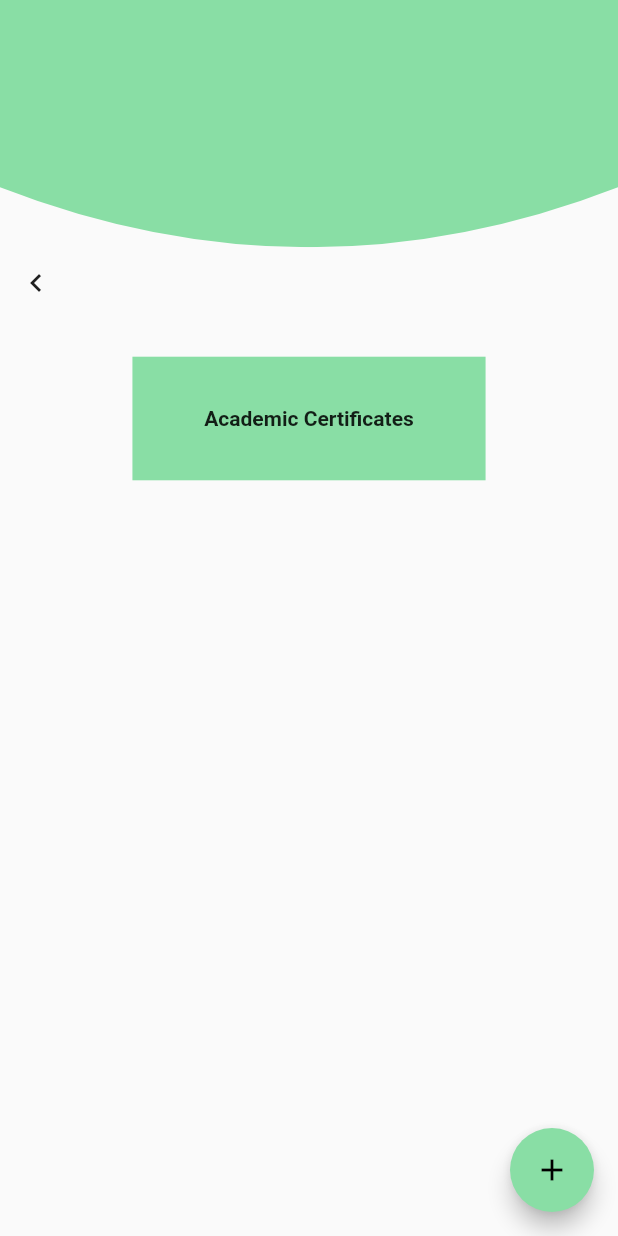
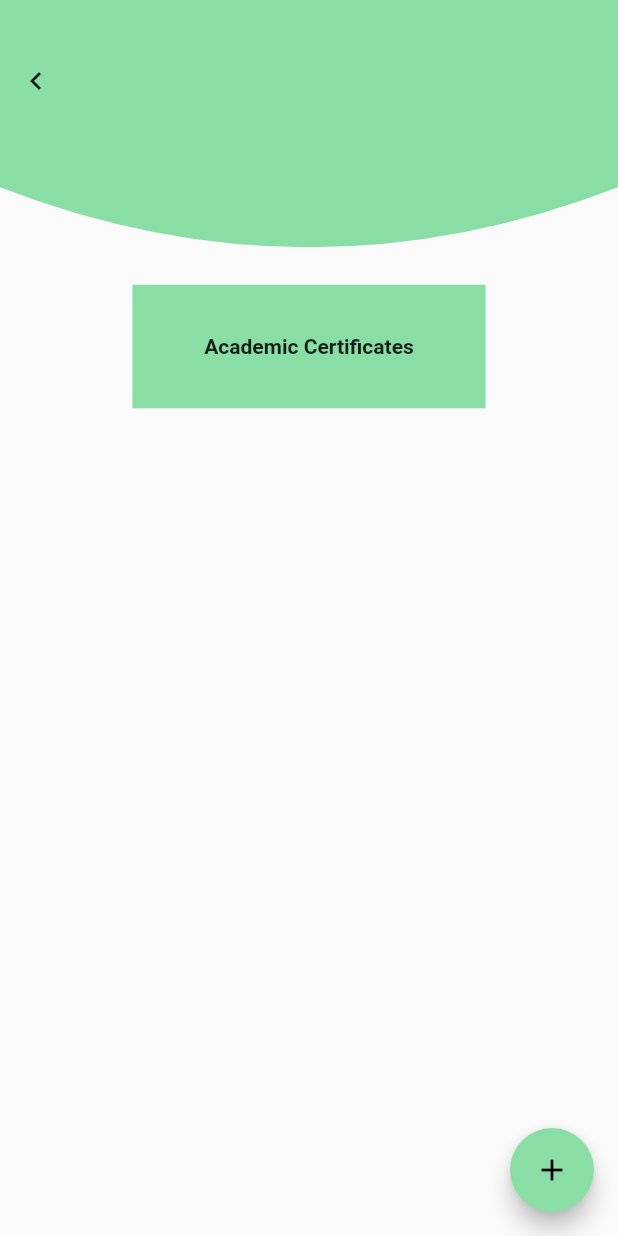
Before and after one commit to BJIT-RnD/HRIS, a Flutter app: the ProfileView screen opened directly, after a tap on "Academic Certificates", on a phone screen of 412 x 824 dp. Run offline on Flutter 3.47's test engine with Material 2 defaults, Android fonts, the phone set to English and light mode, and no system bars; our stand-ins replace firebase_core, firebase_messaging, flutter_local_notifications, get, image_picker, introduction_screen and 4 more; accounts and stored records are empty.

Commit message:
Resolved some UI issue in Academic Certificate View.

```diff
--- a/lib/main.dart
+++ b/lib/main.dart
@@ -8,13 +8,12 @@ import '../onboarding/onboarding_page.dart';
 import 'package:firebase_core/firebase_core.dart';
 import 'package:flutter/services.dart';
 
-//void main() => runApp(const App());
 void main() async {
   WidgetsFlutterBinding.ensureInitialized();
   await Firebase.initializeApp();
   await Future.delayed(const Duration(seconds: 1));
   await FirebaseAPI().initNotifications();
-  runApp(App());
+  runApp(const App());
 }
 
 class App extends StatelessWidget {
--- a/lib/view/academic_certificates_view.dart
+++ b/lib/view/academic_certificates_view.dart
@@ -16,15 +16,19 @@ class AcademicCertificateView extends StatelessWidget {
     return Scaffold(
       body: Column(
         children: [
+          Stack(
+            children: [
               RectangleWithEllipse(),
-          Align(
-            alignment: Alignment.topLeft,
+              Padding(
+                padding: const EdgeInsets.only(top: 30),
                 child: IconButton(
                   onPressed: () {
                     Get.off(const ProfileView());
                   },
                   icon: const Icon(Icons.navigate_before),
                 ),
+              ),
+            ],
           ),
           const SizedBox(
             height: 25,
--- a/lib/view/profile_view.dart
+++ b/lib/view/profile_view.dart
@@ -3,6 +3,7 @@ import 'package:get/get.dart';
 import 'package:navigation_demo/components/rectangle_with_ellipse.dart';
 import 'package:navigation_demo/components/rounded_button.dart';
 import 'package:navigation_demo/utils/colors/app_color.dart';
+import 'package:navigation_demo/utils/constant/constant.dart';
 import 'package:navigation_demo/view/academic_certificates_view.dart';
 import 'package:navigation_demo/view/signature_view.dart';
 
@@ -11,7 +12,6 @@ class ProfileView extends StatelessWidget {
 
   @override
   Widget build(BuildContext context) {
-    final profileImagePosition = MediaQuery.of(context).size;
     return Scaffold(
       body: Column(
         mainAxisSize: MainAxisSize.min,
@@ -21,15 +21,15 @@ class ProfileView extends StatelessWidget {
               RectangleWithEllipse(),
               Padding(
                 padding: EdgeInsets.only(
-                  top: profileImagePosition.height / 5 - 45,
-                  left: profileImagePosition.width / 4,
+                  top: displayHeight(context) / 5 - 45,
+                  left: displayWidth(context) / 4,
                 ),
                 child: Column(
                   mainAxisSize: MainAxisSize.min,
                   children: [
                     Container(
-                        height: profileImagePosition.width / 3.5,
-                        width: profileImagePosition.height / 3.5,
+                        height: displayWidth(context) / 3.5,
+                        width: displayHeight(context) / 3.5,
                         decoration: const BoxDecoration(
                           image: DecorationImage(
                             image: AssetImage('assets/img1.jpg'),
--- a/lib/viewmodel/login_viewmodel.dart
+++ b/lib/viewmodel/login_viewmodel.dart
@@ -1,7 +1,6 @@
 // login_controller.dart
 import 'package:get/get.dart';
 import 'package:http/http.dart' as http;
-import 'package:navigation_demo/view/home_view.dart';
 import 'package:navigation_demo/view/profile_view.dart';
 import 'dart:convert';
 import 'package:shared_preferences/shared_preferences.dart';
```
Lines whose indentation alone changed are shown as unchanged.
